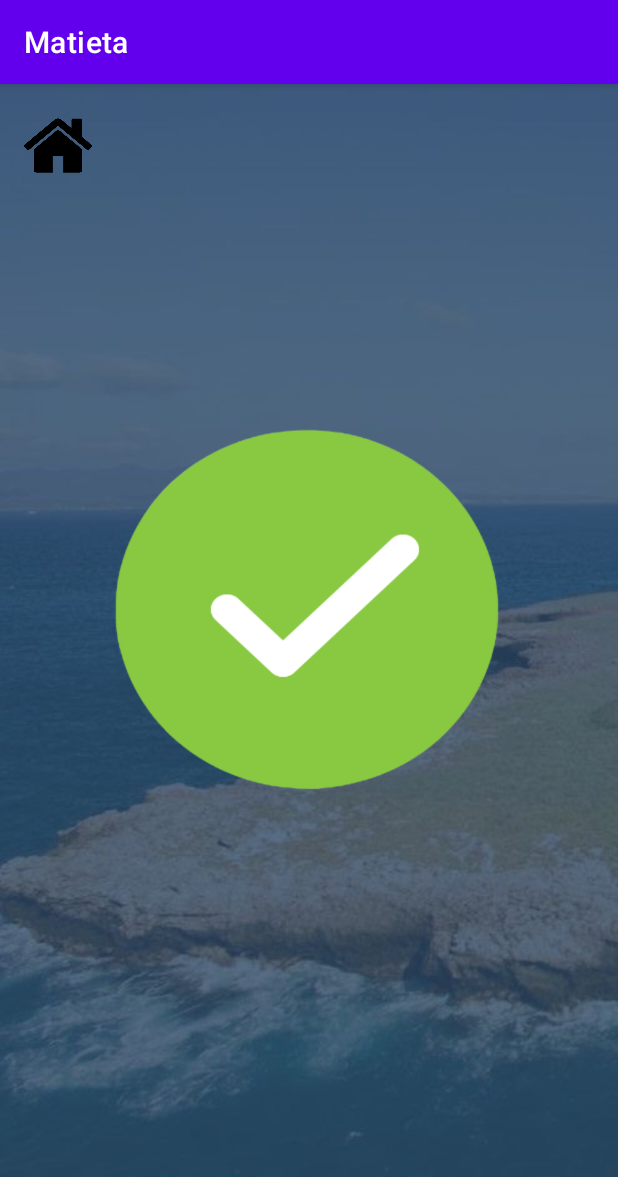
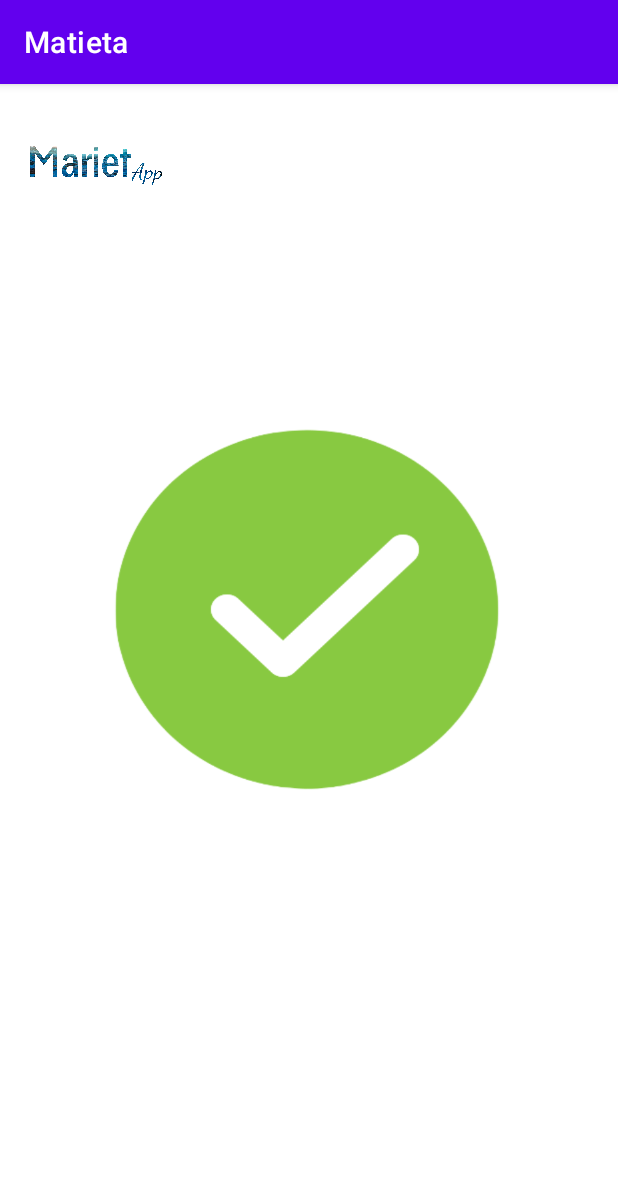
Before and after one commit to AnaLuz707/Matieta, an Android app: the ActualizacionPrestador screen opened directly, with no data from a screen before it, on a phone screen of 412 x 824 dp. Shown: the top 1177 px of the screen. Run offline under Robolectric (Android 15) with nearby library versions, the light colour scheme and no system bars.

Commit message:
Agregar imagen logo y actualizar diseño

```diff
--- a/app/src/main/res/layout/activity_actualizacion_prestador.xml
+++ b/app/src/main/res/layout/activity_actualizacion_prestador.xml
@@ -4,7 +4,6 @@
     xmlns:tools="http://schemas.android.com/tools"
     android:layout_width="match_parent"
     android:layout_height="match_parent"
-    android:background="@drawable/playa_del_amor3"
     tools:context=".ActualizacionPrestador">
 
     <ImageButton
@@ -24,13 +23,13 @@
 
     <ImageView
         android:id="@+id/imageView2"
-        android:layout_width="45dp"
-        android:layout_height="50dp"
-        android:layout_marginTop="16dp"
+        android:layout_width="95dp"
+        android:layout_height="45dp"
+        android:layout_marginTop="32dp"
         app:layout_constraintEnd_toEndOf="parent"
-        app:layout_constraintHorizontal_bias="0.043"
+        app:layout_constraintHorizontal_bias="0.05"
         app:layout_constraintStart_toStartOf="parent"
         app:layout_constraintTop_toTopOf="parent"
-        app:srcCompat="@drawable/casa" />
+        app:srcCompat="@drawable/Logotipo" />
 
 </androidx.constraintlayout.widget.ConstraintLayout>
--- a/app/src/main/res/layout/activity_home_administrador.xml
+++ b/app/src/main/res/layout/activity_home_administrador.xml
@@ -4,7 +4,6 @@
     xmlns:tools="http://schemas.android.com/tools"
     android:layout_width="match_parent"
     android:layout_height="match_parent"
-    android:background="@drawable/playa_del_amor3_2"
     tools:context=".HomeAdministrador">
 
     <ImageButton
--- a/app/src/main/res/layout/activity_home_prestador.xml
+++ b/app/src/main/res/layout/activity_home_prestador.xml
@@ -4,7 +4,6 @@
     xmlns:tools="http://schemas.android.com/tools"
     android:layout_width="match_parent"
     android:layout_height="match_parent"
-    android:background="@drawable/playa_del_amor3_2"
     tools:context=".HomePrestador">
 
     <ImageButton
```
Also changed, not shown: app/src/main/res/drawable/Logotipo.png (added).
